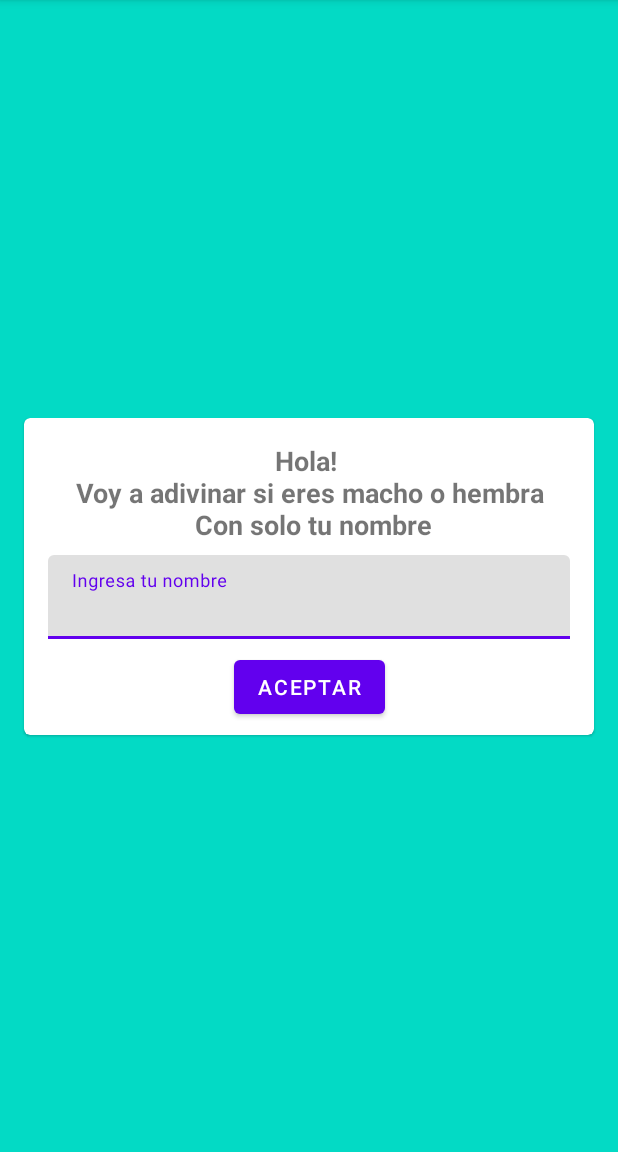
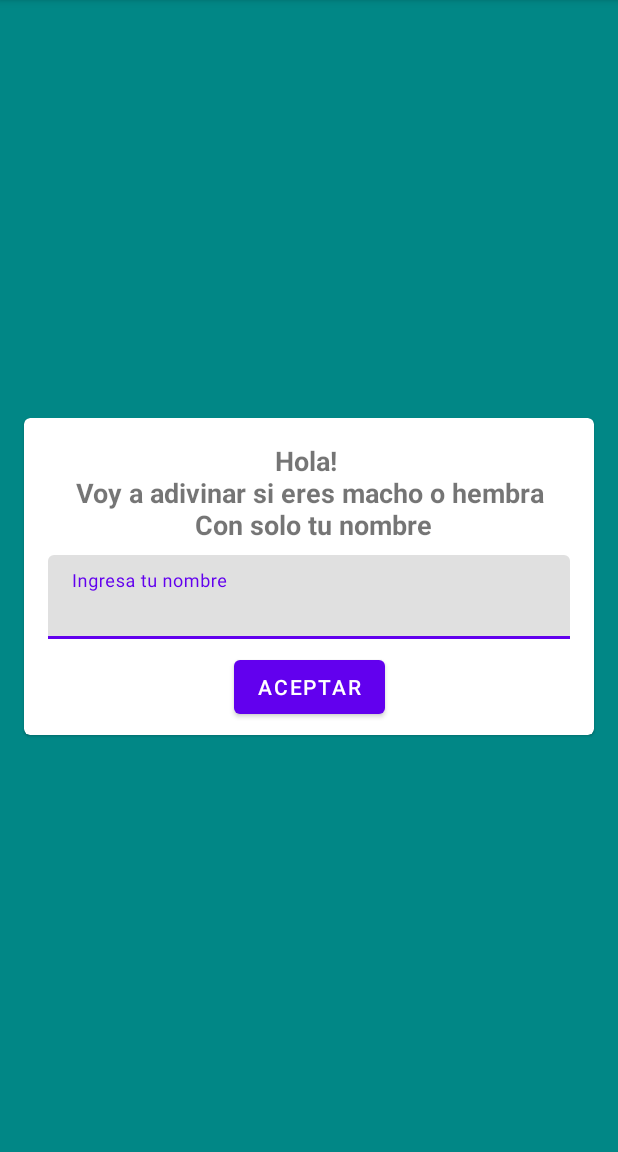
Before and after one commit to FabianGC0610/APIs_Kodemia, an Android app: the screen it shows after launch (MainActivity), on a phone screen of 412 x 824 dp, the part 84-1236 px from its top. Run offline under Robolectric (Android 15) with nearby library versions, the phone set to English and light mode, and no system bars; our stand-ins replace Volley.

Commit message:
Edicion de una linea en xml

```diff
--- a/app/src/main/res/layout/activity_main.xml
+++ b/app/src/main/res/layout/activity_main.xml
@@ -5,7 +5,7 @@
     android:layout_width="match_parent"
     android:layout_height="match_parent"
     tools:context=".MainActivity"
-    android:background="?attr/colorAccent">
+    android:background="?attr/colorSecondaryVariant">
 
     <com.google.android.material.card.MaterialCardView
         android:layout_width="match_parent"
```
